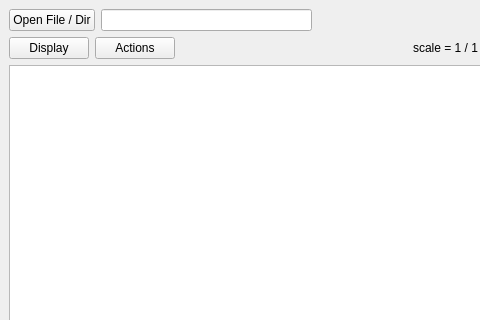
Qt form src/client/view_client.ui (ccp4/DUI2) before a commit; both pictures show x 0 to 480 and y 0 to 320 of the 745 by 694 pixel window.
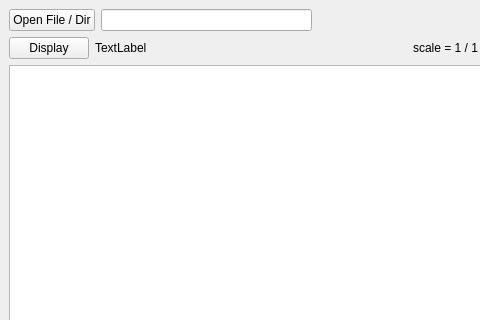
The same form after that commit.

Commit message: preparing image viewer for predictions, and removing not needed menu

```diff
--- a/src/client/view_client.ui
+++ b/src/client/view_client.ui
@@ -87,9 +87,9 @@
          </widget>
         </item>
         <item>
-         <widget class="QPushButton" name="ActionsButton">
+         <widget class="QLabel" name="ImagePathLabel">
           <property name="text">
-           <string>Actions</string>
+           <string>TextLabel</string>
           </property>
          </widget>
         </item>
```
The commit also changes 2 other files.
